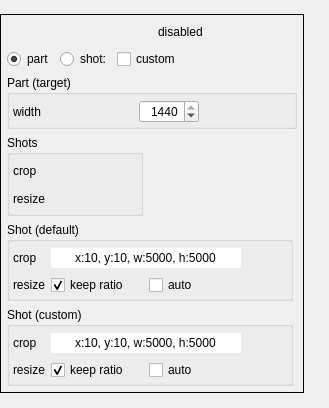
First picture: the form in tools/video_editor/ui/ui_widget_geometry.ui, repository JepEtau/mco, before the edit.
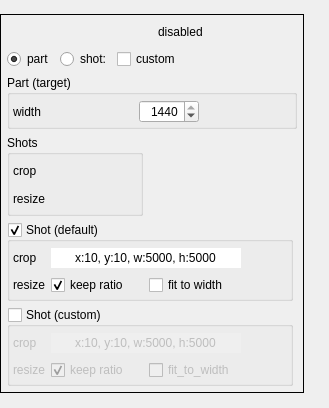
Second picture: the form after the edit. Icons and pictures are not drawn.

What changed in the file:
```diff
--- a/tools/video_editor/ui/ui_widget_geometry.ui
+++ b/tools/video_editor/ui/ui_widget_geometry.ui
@@ -559,10 +559,10 @@
          <string>Shot (default)</string>
         </property>
         <property name="checkable">
-         <bool>false</bool>
+         <bool>true</bool>
         </property>
         <property name="checked">
-         <bool>false</bool>
+         <bool>true</bool>
         </property>
         <layout class="QGridLayout" name="gridLayout_3">
          <property name="leftMargin">
@@ -598,7 +598,7 @@
               <bool>true</bool>
              </property>
              <property name="text">
-              <string>auto</string>
+              <string>fit to width</string>
              </property>
             </widget>
            </item>
@@ -694,7 +694,7 @@
          <string>Shot (custom)</string>
         </property>
         <property name="checkable">
-         <bool>false</bool>
+         <bool>true</bool>
         </property>
         <property name="checked">
          <bool>false</bool>
@@ -717,7 +717,7 @@
            <item>
             <widget class="QCheckBox" name="checkBox_shot_keep_ratio">
              <property name="enabled">
-              <bool>true</bool>
+              <bool>false</bool>
              </property>
              <property name="text">
               <string>keep ratio</string>
@@ -730,10 +730,10 @@
            <item>
             <widget class="QCheckBox" name="checkBox_shot_fit_to_part">
              <property name="enabled">
-              <bool>true</bool>
+              <bool>false</bool>
              </property>
              <property name="text">
-              <string>auto</string>
+              <string>fit_to_width</string>
              </property>
             </widget>
            </item>
```
Left out of the diff: 4 changed lines with no effect on the pictures.
